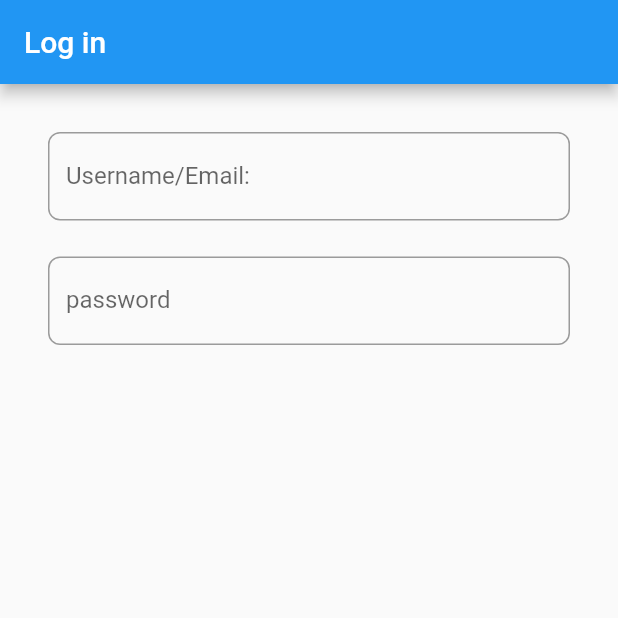
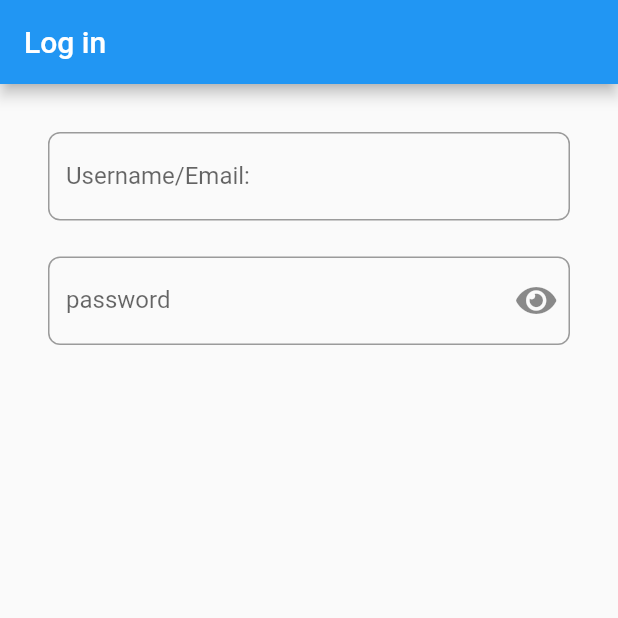
Before and after one commit to mzmt/vrchat_home_flutter, a Flutter app: the screen it shows after launch, on a phone screen of 412 x 824 dp, the top half of it. Run offline on Flutter 3.47's test engine with Material 2 defaults, Android fonts, the phone set to English and light mode, and no system bars; our stand-ins replace cookie_jar, font_awesome_flutter.

Commit message:
add hide password

```diff
--- a/lib/main.dart
+++ b/lib/main.dart
@@ -162,14 +162,20 @@ class UserShowPage extends StatelessWidget {
   }
 }
 
-class LoginPage extends StatelessWidget {
+class LoginPage extends StatefulWidget {
   const LoginPage({Key? key}) : super(key: key);
 
   @override
-  Widget build(BuildContext context) {
+  _LoginPageState createState() => _LoginPageState();
+}
+
+class _LoginPageState extends State<LoginPage> {
+  bool _hidePassword = true;
   final usernameController = TextEditingController();
   final passwordController = TextEditingController();
 
+  @override
+  Widget build(BuildContext context) {
     return Scaffold(
         appBar: AppBar(
           title: const Text('Log in'),
@@ -202,15 +208,25 @@ class LoginPage extends StatelessWidget {
                                   ),
                                   const SizedBox(height: 24.0),
                                   TextField(
+                                      obscureText: _hidePassword,
                                       controller: passwordController,
                                       decoration: InputDecoration(
+                                          labelText: 'password',
                                           border: OutlineInputBorder(
                                             borderRadius:
                                                 BorderRadius.circular(8.0),
                                           ),
-                                      labelText: 'password',
-                                    ),
-                                  )
+                                          suffixIcon: IconButton(
+                                            icon: Icon(_hidePassword
+                                                ? FontAwesomeIcons.solidEye
+                                                : FontAwesomeIcons
+                                                    .solidEyeSlash),
+                                            onPressed: () {
+                                              setState(() {
+                                                _hidePassword = !_hidePassword;
+                                              });
+                                            },
+                                          ))),
                                 ],
                               ),
                               Container(
@@ -227,11 +243,6 @@ class LoginPage extends StatelessWidget {
                                         MaterialStateProperty.all(Colors.white),
                                   ),
                                   onPressed: () {
-                                    // submit!
-                                    Navigator.of(context).push(
-                                        MaterialPageRoute(builder: (context) {
-                                      return const OnlineFriendsPage();
-                                    }));
                                     if (Text(usernameController.text).data ==
                                             '' ||
                                         Text(passwordController.text).data ==
```
Lines whose indentation alone changed are shown as unchanged.
